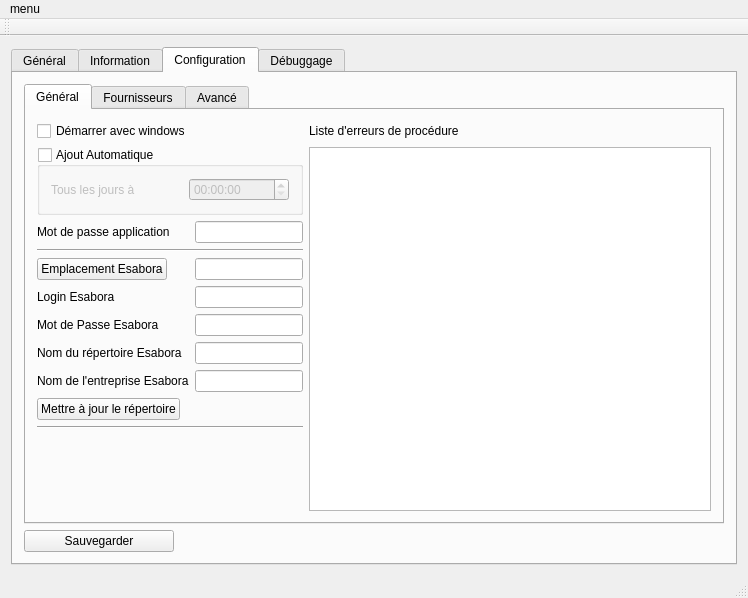
Qt form AutoBL/principal.ui (firedream89/AutoBL) before a commit.
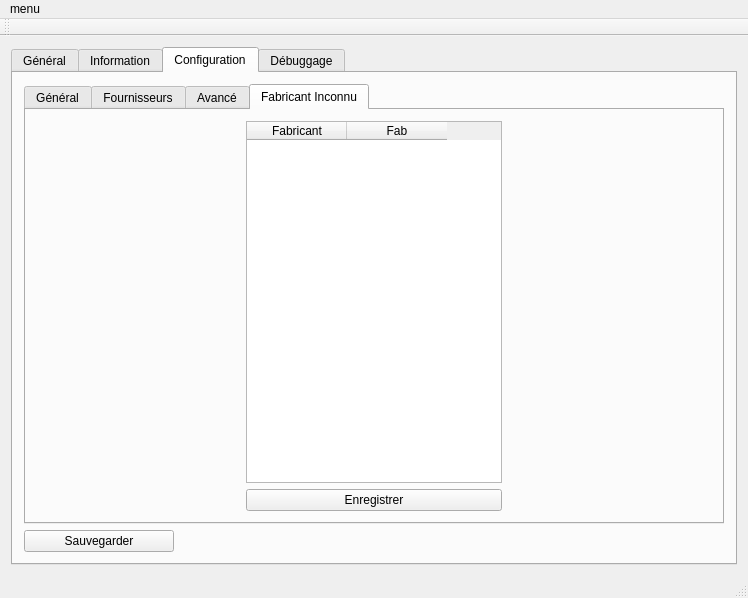
The same form after that commit. The open tabs and pages were chosen to show the change. Icons and pictures are not drawn.

What changed in the file:
```diff
--- a/AutoBL/principal.ui
+++ b/AutoBL/principal.ui
@@ -278,7 +278,7 @@
         <item>
          <widget class="QTabWidget" name="tabWidget_2">
           <property name="currentIndex">
-           <number>0</number>
+           <number>3</number>
           </property>
           <widget class="QWidget" name="tab_2">
            <attribute name="title">
@@ -810,6 +810,60 @@
             </item>
            </layout>
           </widget>
+          <widget class="QWidget" name="tab_4">
+           <attribute name="title">
+            <string>Fabricant Inconnu</string>
+           </attribute>
+           <layout class="QGridLayout" name="gridLayout_10">
+            <item row="0" column="1">
+             <widget class="QTableWidget" name="unknown_Fab">
+              <column>
+               <property name="text">
+                <string>Fabricant</string>
+               </property>
+              </column>
+              <column>
+               <property name="text">
+                <string>Fab</string>
+               </property>
+              </column>
+             </widget>
+            </item>
+            <item row="1" column="0">
+             <spacer name="horizontalSpacer">
+              <property name="orientation">
+               <enum>Qt::Horizontal</enum>
+              </property>
+              <property name="sizeHint" stdset="0">
+               <size>
+                <width>40</width>
+                <height>20</height>
+               </size>
+              </property>
+             </spacer>
+            </item>
+            <item row="1" column="1">
+             <widget class="QPushButton" name="sav_Unknown_Fab">
+              <property name="text">
+               <string>Enregistrer</string>
+              </property>
+             </widget>
+            </item>
+            <item row="1" column="2">
+             <spacer name="horizontalSpacer_3">
+              <property name="orientation">
+               <enum>Qt::Horizontal</enum>
+              </property>
+              <property name="sizeHint" stdset="0">
+               <size>
+                <width>40</width>
+                <height>20</height>
+               </size>
+              </property>
+             </spacer>
+            </item>
+           </layout>
+          </widget>
          </widget>
         </item>
         <item>
```
Left out of the diff: 2 changed lines with no effect on the pictures.
